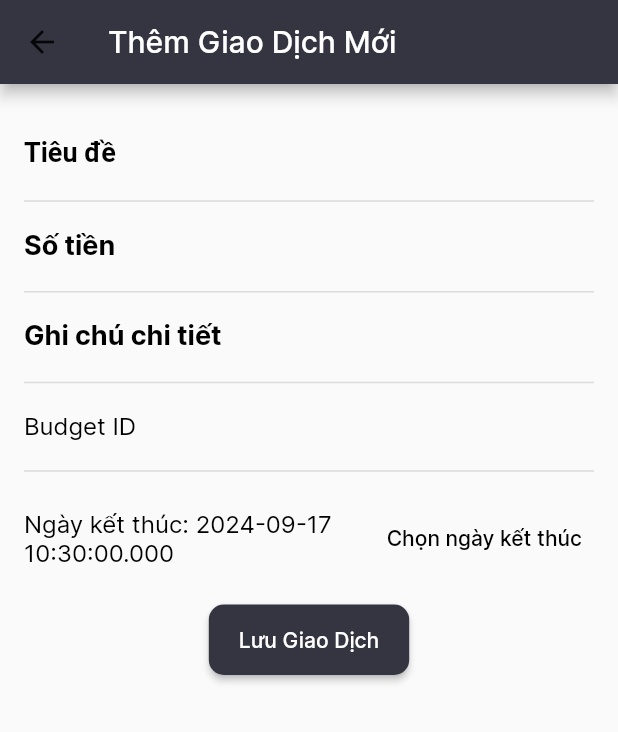
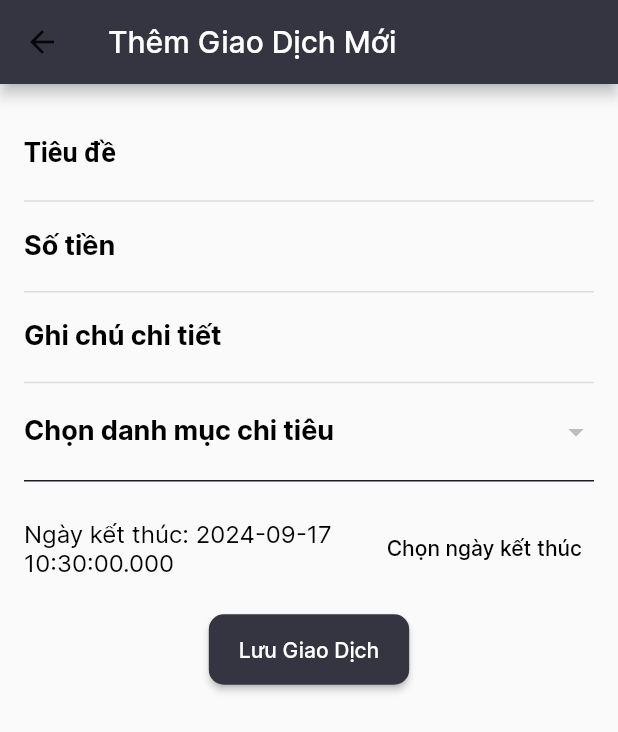
Before and after one commit to nchanbora0204/expanse_app, a Flutter app: the AddTransactionForm screen opened by its route, on a phone screen of 412 x 824 dp. Shown: the top 732 px of the screen. Run offline on Flutter 3.47's test engine with Material 3 defaults, Android fonts, the phone set to English and light mode, and no system bars; our stand-ins replace cloud_firestore, firebase_core, get_it, ionicons, shared_preferences; missing offline and left inert: dart:ffi; accounts and stored records are empty.

Commit message:
90% crud

```diff
--- a/lib/firebaseService/other_services.dart
+++ b/lib/firebaseService/other_services.dart
@@ -46,4 +46,9 @@ class CategoryService{
       print('Transaction Service Class: Loi roi');
     }
   }
+  Stream<List<CategoryModel>> getCategoryStream() {
+    return categoryCollection.snapshots().map((snapshot) {
+      return snapshot.docs.map((doc) => CategoryModel.fromMap(doc.data() as Map<String, dynamic>)).toList();
+    });
+  }
 }
--- a/lib/models/category_model.dart
+++ b/lib/models/category_model.dart
@@ -2,15 +2,17 @@
 class CategoryModel {
   final String id;
   final String name;
+  final int type;
 
 
-  CategoryModel({required this.id, required this.name, });
+  CategoryModel({required this.id, required this.name, required this.type });
 
   // Chuyển từ map sang object
   factory CategoryModel.fromMap(Map<String, dynamic> data) {
     return CategoryModel(
       id: data['id'] ?? 'unknown_id',  // Đảm bảo không có giá trị null
       name: data['name'] ?? 'Unknown Category',
+      type: data['type'] ?? 'Unknown Type',
 
     );
   }
@@ -20,6 +22,7 @@ class CategoryModel {
     return {
       'id': id,
       'name': name,
+      'type': type
 
     };
   }
--- a/lib/view/main_pages/pendding/add_transaction.dart
+++ b/lib/view/main_pages/pendding/add_transaction.dart
@@ -1,8 +1,11 @@
 import 'dart:math';
+import 'package:flutter/foundation.dart';
 import 'package:flutter/material.dart';
+import 'package:money_lover/common/color_extension.dart';
+import 'package:money_lover/models/category_model.dart';
 import 'package:money_lover/models/transaction_model.dart';
 import 'package:money_lover/firebaseService/transactionServices.dart';
-
+import 'package:money_lover/firebaseService/other_services.dart';
 class AddTransactionForm extends StatefulWidget {
   @override
   _AddTransactionFormState createState() => _AddTransactionFormState();
@@ -18,6 +21,7 @@ class _AddTransactionFormState extends State<AddTransactionForm> {
   final TransactionService _transactionService = TransactionService();
   DateTime _startDate = DateTime.now();
   DateTime _endDate = DateTime.now();
+  final CategoryService  _categoryService = CategoryService();
 
   @override
   Widget build(BuildContext context) {
@@ -39,7 +43,7 @@ class _AddTransactionFormState extends State<AddTransactionForm> {
               _buildTitleField(theme),
               _buildAmountField(theme),
               _buildDesField(theme),
-              _buildBudgetIdField(theme),
+              _buildCategoryDropdown(theme),
               SizedBox(height: 20),
               _buildDateSelector(theme),
               SizedBox(height: 20),
@@ -131,28 +135,45 @@ class _AddTransactionFormState extends State<AddTransactionForm> {
     );
   }
 
-  Widget _buildBudgetIdField(ThemeData theme) {
-    return TextFormField(
+  Widget _buildCategoryDropdown(ThemeData theme){
+    return FutureBuilder<List<CategoryModel>>(
+        future: _categoryService.getCategory(),
+        builder: (context, snapshot){
+          if(!snapshot.hasData){
+            return Text('Error Data', style: TextStyle(color: theme.textTheme.bodyMedium?.color),);
+          }
+        return DropdownButtonFormField(
+
+        items: snapshot.data!.map((category) {
+            return DropdownMenuItem<String>(
+            value: category.id,
+            child: Text(category.name),
+            );
+          }).toList(),
+        onChanged: (value) {
+          setState(() {
+          _categoryId = value!;
+          });
+          },
         decoration: InputDecoration(
-        labelText: 'Budget ID',
-        labelStyle: TextStyle(color: theme.textTheme.bodyMedium?.color),
+            labelText: "Chọn danh mục chi tiêu",
+            labelStyle: TextStyle(
+              color: theme.textTheme.bodyMedium?.color,
+              fontWeight: FontWeight.bold,
+              fontSize: 18,
+
+
+            ),
             enabledBorder: UnderlineInputBorder(
-          borderSide: BorderSide(color: theme.dividerColor),
+              borderSide: BorderSide(color: TColor.gray80)
             ),
             focusedBorder: UnderlineInputBorder(
-          borderSide: BorderSide(color: theme.colorScheme.primary),
+              borderSide: BorderSide(color: TColor.primary)
             ),
           ),
-      validator: (value) {
-        if (value == null || value.isEmpty) {
-          return 'Vui lòng nhập budget ID';
-        }
-        return null;
-      },
-      onSaved: (value) {
-        _categoryId = value!;
-      },
         );
+
+        });
   }
 
   Widget _buildDateSelector(ThemeData theme) {
```
Also changed, not shown: lib/firebaseService/transactionServices.dart (+9 -0 lines), lib/view/main_pages/budgets_page/add_category.dart (+12 -7 lines), lib/view/main_pages/budgets_page/categoryTab/expense_cat_list.dart (+8 -14 lines), lib/view/main_pages/pendding/transaction_list.dart (+5 -8 lines). Lines whose indentation alone changed are shown as unchanged.
